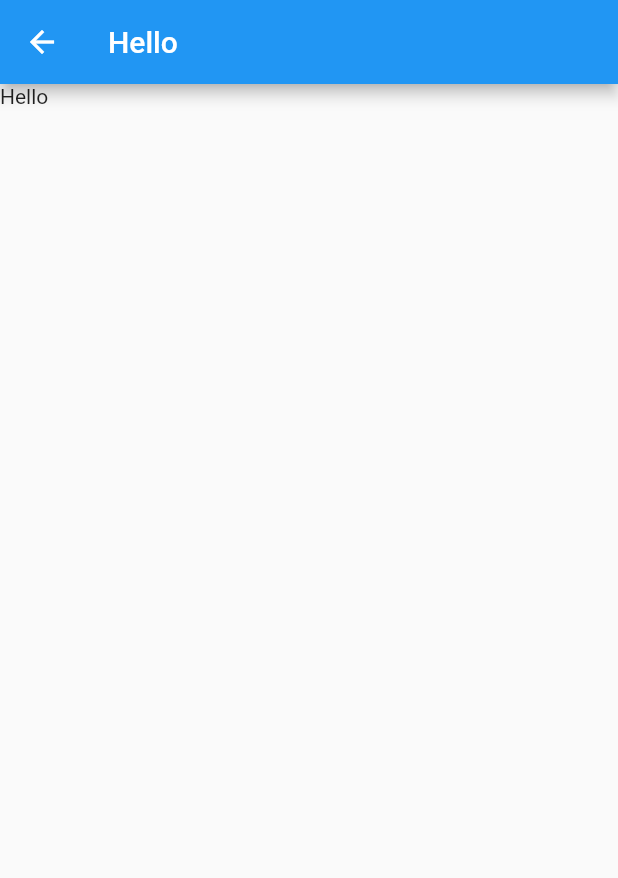
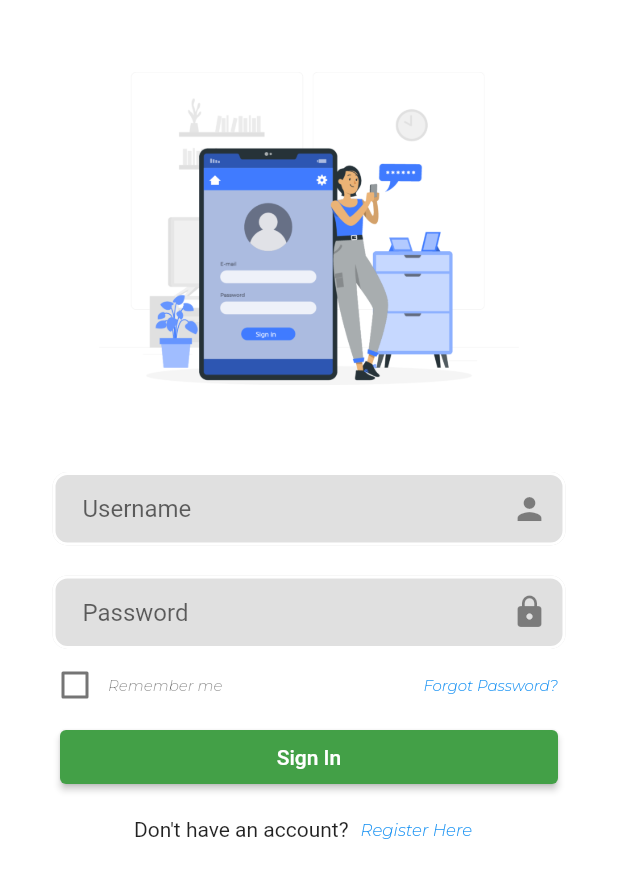
Before and after one commit to CodeDeveloper19/Election-Alert-App, a Flutter app: the Login screen opened by its route, on a phone screen of 412 x 824 dp. Shown: the top 878 px of the screen. Run offline on Flutter 3.47's test engine with Material 2 defaults, Android fonts, the phone set to English and light mode, and no system bars; our stand-ins replace flutter_onboarding_slider.

Commit message:
Commit for my Election Alert App
Created the UI for the sign-in page without a backend

```diff
--- /dev/null
+++ b/lib/Components/formbutton.dart
@@ -0,0 +1,26 @@
+import 'package:flutter/material.dart';
+
+class FormButton extends StatelessWidget {
+  const FormButton({super.key});
+
+  @override
+  Widget build(BuildContext context) {
+    return Container(
+      margin: const EdgeInsets.symmetric(horizontal: 10, vertical: 0),
+      child: ElevatedButton(
+        onPressed: () {},
+        style: ButtonStyle(
+          backgroundColor: MaterialStateProperty.all(Colors.green[600]),
+        ),
+        child: const Center(
+          child: Text(
+            'Sign In',
+            style: TextStyle(
+              color: Colors.white,
+            ),
+          ),
+        ),
+      ),
+    );
+  }
+}
--- /dev/null
+++ b/lib/Components/textfield.dart
@@ -0,0 +1,41 @@
+import 'package:flutter/material.dart';
+
+class MyTextField extends StatelessWidget {
+  const MyTextField({super.key, required this.hintText, this.controller, required this.obscureText, required this.iconName});
+
+  final String hintText;
+  final dynamic controller;
+  final bool obscureText;
+  final dynamic iconName;
+
+  @override
+  Widget build(BuildContext context) {
+    return TextFormField(
+      controller: controller,
+      obscureText: obscureText,
+      decoration: InputDecoration(
+        suffixIcon: iconName,
+        hintText: hintText,
+        enabledBorder: OutlineInputBorder(
+          borderSide: const BorderSide(
+             width: 2, color: Colors.white),
+          borderRadius: BorderRadius.circular(10),
+        ),
+        fillColor: Colors.grey.shade300,
+        filled: true,
+        focusedBorder: OutlineInputBorder(
+          borderSide: BorderSide(
+              color: Colors.grey.shade300
+          ),
+          borderRadius: BorderRadius.circular(10),
+        ),
+        focusedErrorBorder: const OutlineInputBorder(
+            borderSide: BorderSide(
+                color: Colors.red
+            )
+        ),
+        contentPadding: const EdgeInsets.symmetric(horizontal: 20, vertical: 15),
+      ),
+    );
+  }
+}
--- a/lib/Pages/login.dart
+++ b/lib/Pages/login.dart
@@ -1,4 +1,6 @@
 import 'package:flutter/material.dart';
+import 'package:election_alert_app/Components/textfield.dart';
+import 'package:election_alert_app/Components/formbutton.dart';
 
 class Login extends StatelessWidget {
   const Login({super.key});
@@ -6,10 +8,156 @@ class Login extends StatelessWidget {
   @override
   Widget build(BuildContext context) {
     return Scaffold(
-      appBar: AppBar(
-        title: const Text('Hello'),
+      backgroundColor: Colors.white,
+      body: Column(
+        children: <Widget> [
+          Expanded(
+            flex: 1,
+            child: Row(
+              mainAxisAlignment: MainAxisAlignment.spaceAround,
+              children: <Widget> [
+                Container(
+                  padding: const EdgeInsets.fromLTRB(0, 30, 0, 0),
+                  child: Image.asset('assets/login/1.png', width: 280, height: 280, fit: BoxFit.contain),
+                ),
+              ],
+            ),
+          ),
+          const Expanded(
+            flex: 2,
+            child: LoginForm(),
+          ),
+        ],
       ),
-      body: const Text('Hello'),
     );
   }
 }
+
+class LoginForm extends StatefulWidget {
+  const LoginForm({super.key});
+
+  @override
+  State<LoginForm> createState() => _LoginFormState();
+}
+
+class _LoginFormState extends State<LoginForm> {
+  final _loginFormKey = GlobalKey<FormState>();
+
+  final usernameController = TextEditingController();
+
+  final passwordController = TextEditingController();
+
+  bool _isChecked = false;
+
+  @override
+  Widget build(BuildContext context) {
+    return Form(
+      key: _loginFormKey,
+      child: Container(
+        padding: const EdgeInsets.fromLTRB(30, 40, 30, 0),
+        child:  Column(
+          crossAxisAlignment: CrossAxisAlignment.end,
+          children: <Widget>[
+            Container(
+              margin: const EdgeInsets.fromLTRB(5, 0, 5, 0),
+              child:  MyTextField(hintText: 'Username', controller: usernameController, obscureText: false, iconName: const Icon(Icons.person)),
+            ),
+            Container(
+              margin: const EdgeInsets.fromLTRB(5, 20, 5, 0),
+              child:  MyTextField(hintText: 'Password', controller: passwordController, obscureText: true, iconName: const Icon(Icons.lock)),
+            ),
+            Row(
+              mainAxisAlignment: MainAxisAlignment.spaceBetween,
+              children: <Widget>[
+                Expanded(
+                  flex: 1,
+                  child: TextButton(
+                    // here toggle the bool value so that when you click
+                    // on the whole item, it will reflect changes in Checkbox
+                      onPressed: () => setState(() => _isChecked = !_isChecked),
+                      child: Row(
+                          mainAxisAlignment: MainAxisAlignment.start,
+                          children: [
+                            SizedBox(
+                                height: 24.0,
+                                width: 24.0,
+                                child: Checkbox(
+                                    value: _isChecked,
+                                    onChanged: (value){
+                                      setState(() => _isChecked = value!);
+                                    }
+                                )
+                            ),
+                            // You can play with the width to adjust your
+                            // desired spacing
+                            const SizedBox(width: 10.0),
+                            const Text("Remember me",
+                              style: TextStyle(
+                                color: Colors.black54,
+                                fontSize: 10,
+                                fontStyle: FontStyle.italic,
+                                fontFamily: 'Montserrat',
+                                fontWeight: FontWeight.w500
+                              ),
+                            ),
+                          ]
+                      )
+                  )
+                ),
+                Container(
+                  margin: const EdgeInsets.only(right: 10),
+                  child:  const Text(
+                    'Forgot Password?',
+                    style: TextStyle(
+                        color: Colors.blue,
+                        fontStyle: FontStyle.italic,
+                        fontFamily: 'Montserrat',
+                        fontWeight: FontWeight.w500,
+                        fontSize: 10
+                    ),
+                  ),
+                ),
+                // Expanded(
+                //   flex: 1,
+                //   child: TextButton(
+                //     onPressed: () {},
+                //     child: const Text(
+                //       'Forgot Password?',
+                //       style: TextStyle(
+                //         color: Colors.black54,
+                //         fontSize: 12
+                //       ),
+                //     ),
+                //   ),
+                // ),
+              ],
+            ),
+            const FormButton(),
+            Row(
+              mainAxisAlignment: MainAxisAlignment.center,
+              children: <Widget> [
+                const Text(
+                "Don't have an account?",
+                ),
+                TextButton(
+                    onPressed: () {
+                      Navigator.pushNamed(context, '/signup');
+                    },
+                  child: const Text(
+                    'Register Here',
+                      style: TextStyle(
+                        fontStyle: FontStyle.italic,
+                        fontFamily: 'Montserrat',
+                        fontWeight: FontWeight.w500,
+                        fontSize: 11
+                  )
+                ),
+                ),
+              ]
+            ),
+          ],
+        ),
+      ),
+    );
+  }
+}
--- a/lib/Pages/onboarding.dart
+++ b/lib/Pages/onboarding.dart
@@ -9,12 +9,8 @@ class OnBoarding extends StatelessWidget {
   const OnBoarding({super.key});
   @override
   Widget build(BuildContext context) {
-    return MaterialApp(
-      debugShowCheckedModeBanner: false,
-      theme: ThemeData(
-        fontFamily: 'Montserrat',
-      ),
-      home: OnBoardingSlider(
+    return Scaffold(
+      body: OnBoardingSlider(
         totalPage: 3,
         controllerColor: kDefaultIconDarkColor,
         skipTextButton: Text(
@@ -35,8 +31,20 @@ class OnBoarding extends StatelessWidget {
             fontWeight: FontWeight.w500,
           ),
         ),
+        trailingFunction: () {
+          Navigator.pushNamed(
+            context,
+              '/login'
+            );
+        },
         headerBackgroundColor: Colors.white,
         finishButtonText: 'Register',
+        onFinish: () {
+          Navigator.pushNamed(
+            context,
+            '/signup'
+          );
+        },
         centerBackground: true,
         finishButtonStyle: FinishButtonStyle(
           backgroundColor: Colors.green[600],
@@ -44,15 +52,15 @@ class OnBoarding extends StatelessWidget {
         background: [
           Container(
               padding: const EdgeInsets.fromLTRB(40, 40, 40, 0),
-              child: Image.asset('assets/1.png', width: 300, height: 300, fit: BoxFit.contain)
+              child: Image.asset('assets/onboarding/1.png', width: 300, height: 300, fit: BoxFit.contain)
           ),
           Container(
               padding: const EdgeInsets.fromLTRB(40, 40, 40, 0),
-              child: Image.asset('assets/2.png', width: 300, height: 300, fit: BoxFit.contain)
+              child: Image.asset('assets/onboarding/2.png', width: 300, height: 300, fit: BoxFit.contain)
           ),
           Container(
               padding: const EdgeInsets.fromLTRB(40, 40, 40, 0),
-              child: Image.asset('assets/3.png', width: 300, height: 300, fit: BoxFit.contain)
+              child: Image.asset('assets/onboarding/3.png', width: 300, height: 300, fit: BoxFit.contain)
           ),
         ],
         speed: 1.3,
--- a/lib/Pages/signup.dart
+++ b/lib/Pages/signup.dart
@@ -5,6 +5,8 @@ class SignUp extends StatelessWidget {
 
   @override
   Widget build(BuildContext context) {
-    return const Placeholder();
+    return const Scaffold(
+      body: Text('Hello'),
+    );
   }
 }
--- a/pubspec.yaml
+++ b/pubspec.yaml
@@ -62,7 +62,8 @@ flutter:
   # the material Icons class.
   uses-material-design: true
   assets:
-    - assets/
+    - assets/onboarding/
+    - assets/login/
 
   # An image asset can refer to one or more resolution-specific "variants", see
   # https://flutter.dev/assets-and-images/#resolution-aware
@@ -80,6 +81,7 @@ flutter:
      fonts:
        - asset: fonts/Montserrat/Montserrat-Regular.ttf
        - asset: fonts/Montserrat/Montserrat-Bold.ttf
+       - asset: fonts/Montserrat/Montserrat-LightItalic.ttf
    - family: OpenSans
      fonts:
        - asset: fonts/OpenSans/OpenSans-VariableFont.ttf
```
Also changed, not shown: assets/login/1.png (added), assets/onboarding/1.png (renamed from assets/1.png), assets/onboarding/2.png (renamed from assets/2.png), assets/onboarding/3.png (renamed from assets/3.png), fonts/Montserrat/Montserrat-LightItalic.ttf (added).
